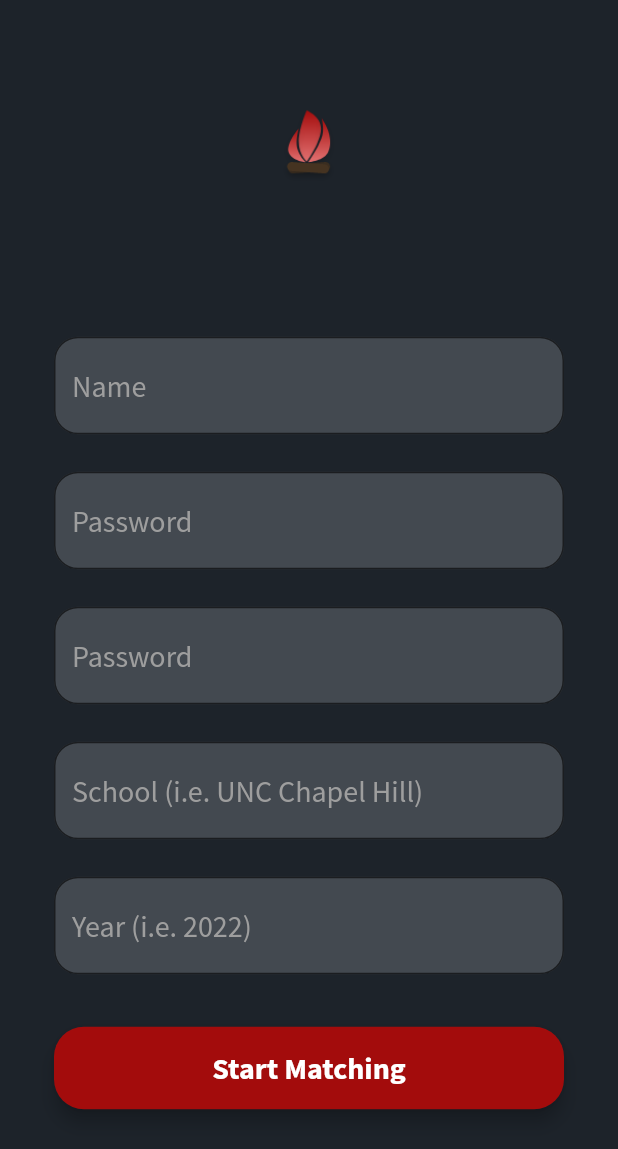
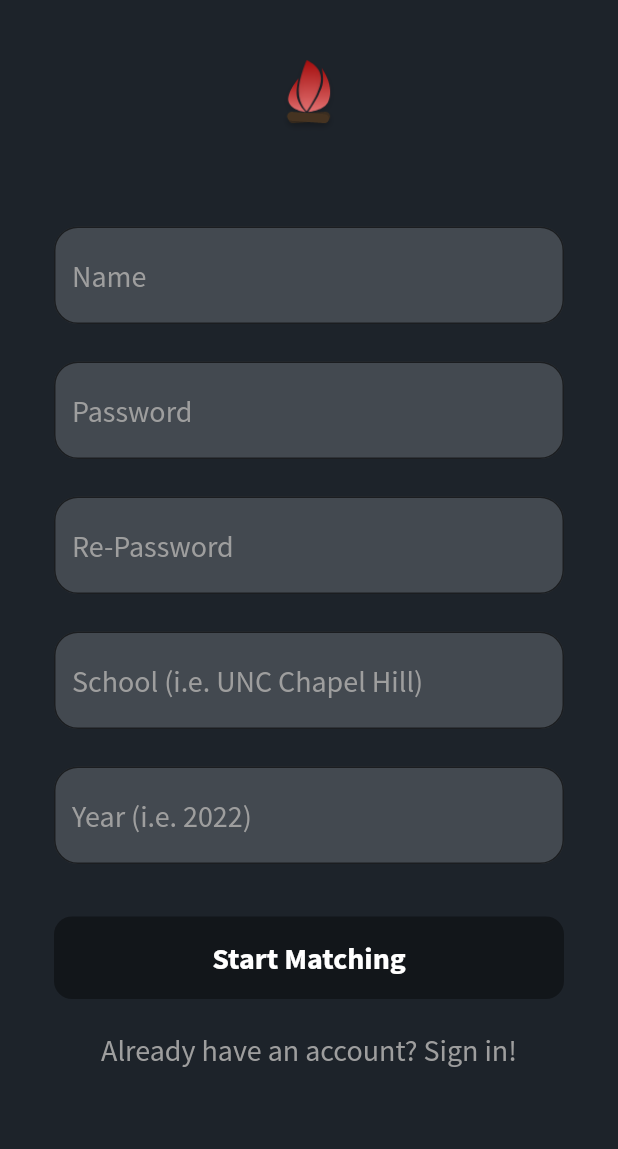
Before and after one commit to kchangela7/gather_app, a Flutter app: the SignUp screen opened directly, on a phone screen of 412 x 824 dp. Shown: the top 1149 px of the screen. Run offline on Flutter 3.47's test engine with Material 2 defaults, Android fonts, the phone set to English and light mode, and no system bars; our stand-ins replace flutter_spinkit, flutter_tindercard, font_awesome_flutter.

Commit message:
added more functionality

```diff
--- a/lib/authentication/signUp.dart
+++ b/lib/authentication/signUp.dart
@@ -2,6 +2,11 @@ import 'package:flutter/material.dart';
 import 'package:gather/shared/constants.dart';
 
 class SignUp extends StatefulWidget {
+  final VoidCallback toggleAuth;
+  final VoidCallback toggleSignIn;
+
+  SignUp({this.toggleAuth, this.toggleSignIn});
+
   @override
   _SignUpState createState() => _SignUpState();
 }
@@ -42,7 +47,7 @@ class _SignUpState extends State<SignUp> {
       obscureText: true,
       style: style,
       decoration: new InputDecoration(
-          hintText: "Password",
+          hintText: "Re-Password",
           hintStyle: style,
           border: new OutlineInputBorder(
             borderRadius: const BorderRadius.all(
@@ -81,28 +86,30 @@ class _SignUpState extends State<SignUp> {
           fillColor: Color(0xFF434950)),
     );
 
-    final loginButton = Material(
-      elevation: 5.0,
-      borderRadius: BorderRadius.circular(20.0),
+    final loginButton = RaisedButton(
       color: primary,
-      child: MaterialButton(
-        minWidth: MediaQuery.of(context).size.width,
+      shape: RoundedRectangleBorder(
+        borderRadius: BorderRadius.circular(12.0),
+      ),
       padding: EdgeInsets.fromLTRB(20.0, 15.0, 20.0, 15.0),
-        onPressed: () {},
-        child: Text("Start Matching",
+      onPressed: widget.toggleAuth,
+      child: Container(
+        width: MediaQuery.of(context).size.width,
+        child: Text(
+          "Start Matching",
           textAlign: TextAlign.center,
           style: style.copyWith(
-                color: Colors.white, fontWeight: FontWeight.bold)),
+            color: Colors.white, fontWeight: FontWeight.bold)
+        ),
       ),
     );
 
-    return Scaffold(
+    return SafeArea(
+      child: Scaffold(
         backgroundColor: Color(0xff1D232A),
-      body: Center(
-        child: Container(
+        body: SingleChildScrollView(
           child: Padding(
               padding: const EdgeInsets.all(36.0),
-              child: SingleChildScrollView(
               child: Column(
                 crossAxisAlignment: CrossAxisAlignment.center,
                 mainAxisAlignment: MainAxisAlignment.start,
@@ -114,7 +121,7 @@ class _SignUpState extends State<SignUp> {
                       fit: BoxFit.contain,
                     ),
                   ),
-                    SizedBox(height: 100.0),
+                  SizedBox(height: 60.0),
                   nameField,
                   SizedBox(height: 25.0),
                   emailField,
@@ -128,12 +135,15 @@ class _SignUpState extends State<SignUp> {
                   yearField,
                   SizedBox(height: 35.0),
                   loginButton,
-                    SizedBox(
-                      height: 15.0,
-                      width: 300.0,
-                    ),
+                  SizedBox(height: 10.0),
+                  FlatButton(
+                    onPressed: widget.toggleSignIn,
+                    child: Text(
+                      "Already have an account? Sign in!",
+                      style: style
+                    )
+                  )
                 ],
-                ),
               )),
         ),
       ),
--- a/lib/wrapper.dart
+++ b/lib/wrapper.dart
@@ -1,4 +1,5 @@
 import 'package:flutter/material.dart';
+import 'package:gather/authentication/auth.dart';
 import 'package:gather/home/home.dart';
 import 'package:gather/shared/loading.dart';
 import 'authentication/signIn.dart';
@@ -21,7 +22,7 @@ class _WrapperState extends State<Wrapper> {
   }
 
   void toggleLoading() {
-    Future.delayed(Duration(seconds: 4),
+    Future.delayed(Duration(seconds: 3),
       () => setState(() {
         loading = false;
       })
@@ -35,6 +36,6 @@ class _WrapperState extends State<Wrapper> {
     } else if (loggedIn) {
       return Home();
     }
-    return SignIn(toggleAuth: toggleAuth);
+    return Auth(toggleAuth: toggleAuth);
   }
 }
```
Also changed, not shown: lib/authentication/auth.dart (added, +26 -0 lines), lib/authentication/signIn.dart (+11 -4 lines). Lines whose indentation alone changed are shown as unchanged.
